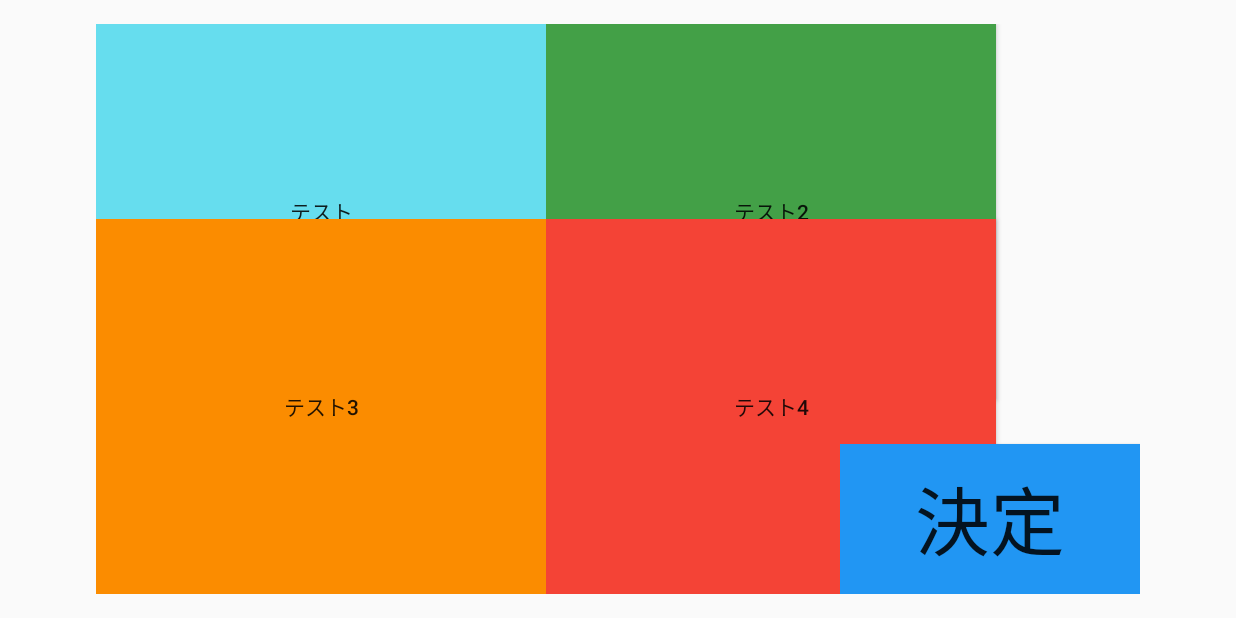
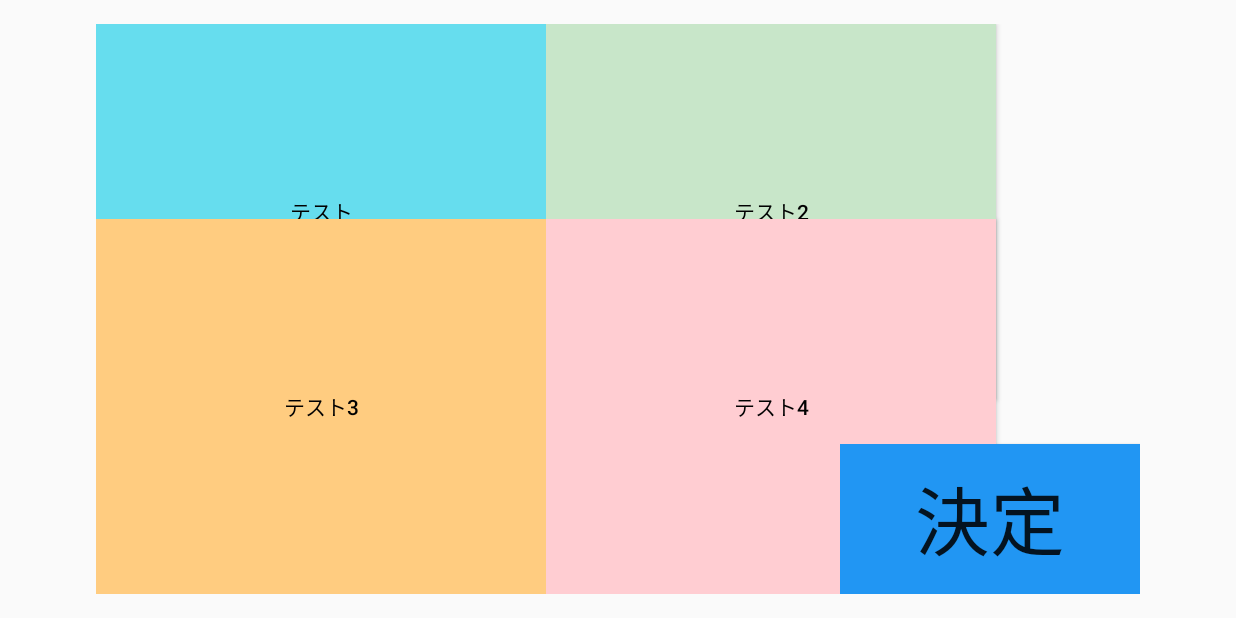
Before and after one commit to ShintakuNobuhiro/gungun, an Android app: the MissionActivity screen opened directly, with no data from a screen before it, on a phone screen of 824 x 412 dp (held sideways). Run offline under Robolectric (Android 15) with nearby library versions, the phone set to English and light mode, and no system bars.

Commit message:
Change Color mission activity

```diff
--- a/app/src/main/java/com/example/shintaku/test/MissionActivity.java
+++ b/app/src/main/java/com/example/shintaku/test/MissionActivity.java
@@ -16,15 +16,23 @@ import org.json.JSONObject;
 //チェック画面
 public class MissionActivity extends AppCompatActivity {
 
+    boolean clear[] = new boolean[4]; //達成状況の保存
+
     @Override
     protected void onCreate(Bundle savedInstanceState) {
         super.onCreate(savedInstanceState);
         setContentView(R.layout.activity_mission);
         final String description[] = new String[4];
-        final int id[] = {R.id.checkButton, R.id.checkButton2, R.id.checkButton3, R.id.checkButton4,};
+        final int id[] = {R.id.checkButton, R.id.checkButton2, R.id.checkButton3, R.id.checkButton4};
+        final int[] chkOn = new int[]{getResources().getColor(R.color.blue), getResources().getColor(R.color.green), getResources().getColor(R.color.orange), getResources().getColor(R.color.red)};
+        final int[] chkOff = new int[]{getResources().getColor(R.color.lightblue), getResources().getColor(R.color.lightgreen), getResources().getColor(R.color.lightorange), getResources().getColor(R.color.lightred)};
+
         final Button chkBtn[] = new Button[id.length];
         for(int i=0; i<id.length;i++){
             chkBtn[i] = (Button) findViewById(id[i]);
+            clear[i] = false;
+            chkBtn[i].setBackgroundColor(chkOff[i]);
+            chkBtn[i].setTextColor(getResources().getColor(R.color.black));
         }
         ASyncGet asyncGet = new ASyncGet(new AsyncCallback() {
             public void onPreExecute() {
@@ -54,13 +62,24 @@ public class MissionActivity extends AppCompatActivity {
         });
         asyncGet.execute("https://railstutorial-ukyankyan-1.c9.io/users/1.json");
 
-        chkBtn[0].setOnClickListener(new View.OnClickListener() {
-            @Override
-            public void onClick(View v) {
-                int color = getResources().getColor(R.color.blue);
-                chkBtn[0].setBackgroundColor(color);
-            }
-        });
+        for(int i = 0; i < id.length; i++) {
+            final int finalI = i;
+            chkBtn[i].setOnClickListener(new View.OnClickListener() {
+                @Override
+                public void onClick(View v) {
+                    if (clear[finalI] == false) {
+                        clear[finalI] = true;
+                        chkBtn[finalI].setBackgroundColor(chkOn[finalI]);
+                        chkBtn[finalI].setTextColor(getResources().getColor(R.color.white));
+                    } else {
+                        clear[finalI] = false;
+                        chkBtn[finalI].setBackgroundColor(chkOff[finalI]);
+                        chkBtn[finalI].setTextColor(getResources().getColor(R.color.black));
+                    }
+                    Log.d(String.valueOf(finalI),String.valueOf(clear[finalI]));
+                }
+            });
+        }
         Button btnNext = (Button) this.findViewById(R.id.button2);
         btnNext.setOnClickListener(new View.OnClickListener() {
             @Override
--- a/app/src/main/res/layout/activity_mission.xml
+++ b/app/src/main/res/layout/activity_mission.xml
@@ -19,7 +19,7 @@
         android:layout_toStartOf="@+id/checkButton2"
         android:layout_alignBottom="@+id/checkButton2"
         android:checked="false"
-        android:background="@color/lightblue" />
+        android:background="@color/blue" />
 
     <Button
         android:layout_width="wrap_content"
--- a/app/src/main/res/values/colors.xml
+++ b/app/src/main/res/values/colors.xml
@@ -2,7 +2,12 @@
     <color name="blue">#2196F3</color>
     <color name="lightblue">#66ddee</color>
     <color name="green">#43a047</color>
+    <color name="lightgreen">#C8E6C9</color>
     <color name="orange">#FB8C00</color>
+    <color name="lightorange">#FFCC80</color>
     <color name="red">#F44336</color>
+    <color name="lightred">#FFCDD2</color>
     <color name="white">#FFF</color>
+    <color name="black">#000</color>
+
 </resources>
```
